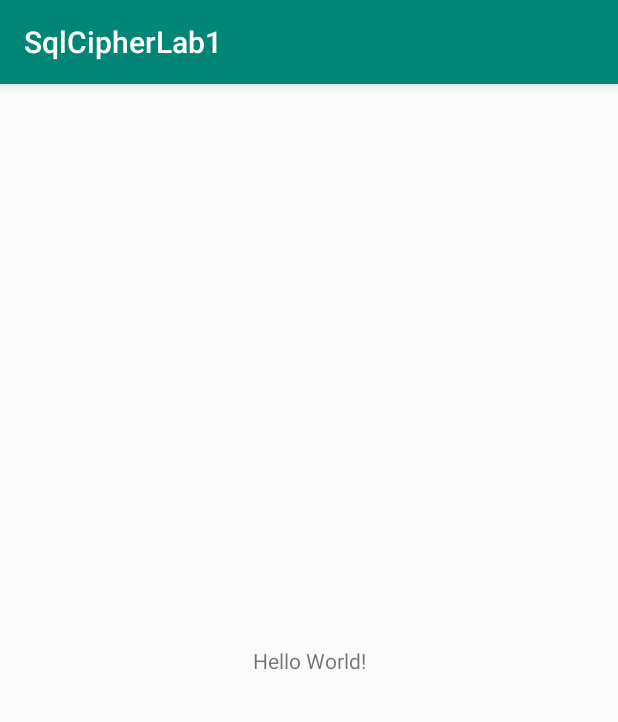
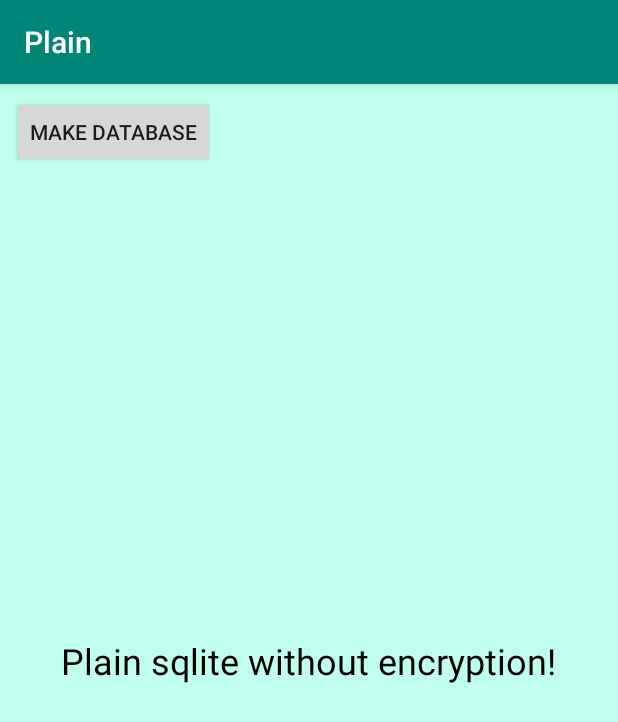
Before and after one commit to liangming1225/Sqlcipherlab1, an Android app: the screen it shows after launch (MainActivity), on a phone screen of 412 x 824 dp. Shown: the top 722 px of the screen. Run offline under Robolectric (Android 15) with nearby library versions, the phone set to English and light mode, and no system bars.

Commit message:
Environment Ready

```diff
--- a/app/src/main/AndroidManifest.xml
+++ b/app/src/main/AndroidManifest.xml
@@ -9,10 +9,11 @@
         android:roundIcon="@mipmap/ic_launcher_round"
         android:supportsRtl="true"
         android:theme="@style/AppTheme">
-        <activity android:name=".MainActivity">
+        <activity android:name=".MainActivity"
+            android:label="Plain">
             <intent-filter>
                 <action android:name="android.intent.action.MAIN" />
-
+                <action android:name="android.intent.action.VIEW" />
                 <category android:name="android.intent.category.LAUNCHER" />
             </intent-filter>
         </activity>
--- a/app/src/main/res/layout/activity_main.xml
+++ b/app/src/main/res/layout/activity_main.xml
@@ -4,15 +4,35 @@
     xmlns:tools="http://schemas.android.com/tools"
     android:layout_width="match_parent"
     android:layout_height="match_parent"
-    tools:context=".MainActivity">
+    tools:context=".MainActivity"
+    android:background="#C0FFEE">
 
     <TextView
+        android:id="@+id/textView"
         android:layout_width="wrap_content"
         android:layout_height="wrap_content"
-        android:text="Hello World!"
+        android:text="Plain sqlite without encryption!"
+        android:textColor="#000000"
+        android:textSize="24sp"
         app:layout_constraintBottom_toBottomOf="parent"
         app:layout_constraintLeft_toLeftOf="parent"
         app:layout_constraintRight_toRightOf="parent"
         app:layout_constraintTop_toTopOf="parent" />
 
+    <Button
+        android:id="@+id/textview1"
+        android:layout_width="wrap_content"
+        android:layout_height="wrap_content"
+        android:layout_marginStart="8dp"
+        android:layout_marginTop="8dp"
+        android:layout_marginEnd="8dp"
+        android:layout_marginBottom="8dp"
+        android:text="make database"
+        app:layout_constraintBottom_toTopOf="@+id/textView"
+        app:layout_constraintEnd_toEndOf="parent"
+        app:layout_constraintHorizontal_bias="0.0"
+        app:layout_constraintStart_toStartOf="parent"
+        app:layout_constraintTop_toTopOf="parent"
+        app:layout_constraintVertical_bias="0.0" />
+
 </androidx.constraintlayout.widget.ConstraintLayout>
```
Also changed, not shown: app/build.gradle (+9 -1 lines), 1 other file.
